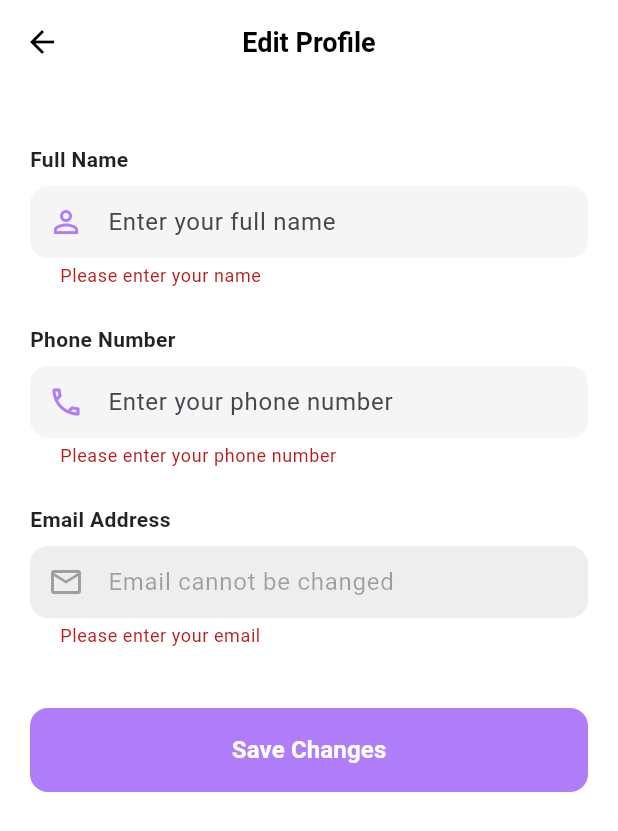
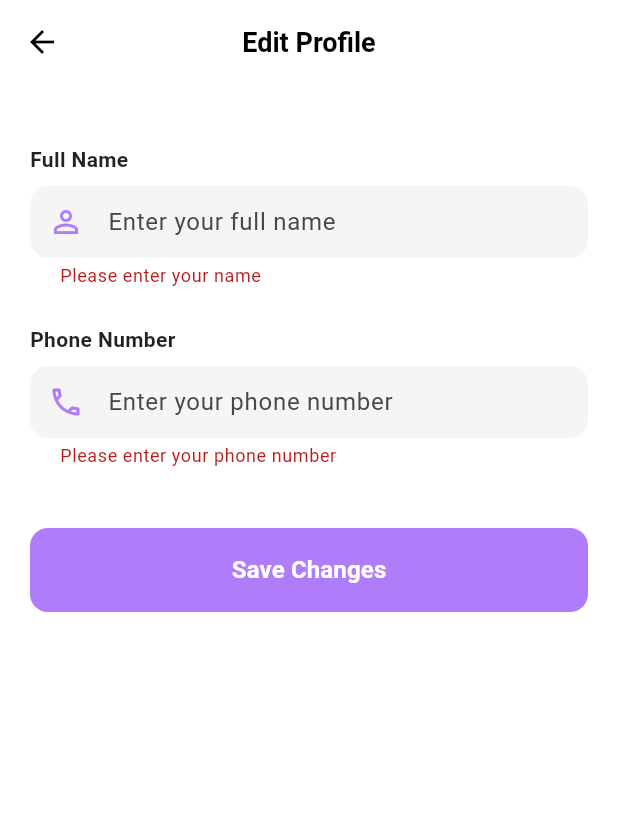
Before and after one commit to Adithyansyam/akshaya-requirements, a Flutter app: the EditProfileScreen screen opened directly, after a tap on "Save Changes", on a phone screen of 412 x 824 dp. Shown: the top 831 px of the screen. Run offline on Flutter 3.47's test engine with Material 3 defaults, Android fonts, the phone set to English and light mode, and no system bars; our stand-ins replace cloud_firestore, firebase_auth, firebase_core; accounts and stored records are empty.

Commit message:
removed email from edit profile

```diff
--- a/lib/screens/edit_profile.dart
+++ b/lib/screens/edit_profile.dart
@@ -13,7 +13,6 @@ class _EditProfileScreenState extends State<EditProfileScreen> {
   final _formKey = GlobalKey<FormState>();
   final _nameController = TextEditingController();
   final _phoneController = TextEditingController();
-  final _emailController = TextEditingController();
 
   final user = FirebaseAuth.instance.currentUser;
   bool isLoading = true;
@@ -38,12 +37,10 @@ class _EditProfileScreenState extends State<EditProfileScreen> {
           setState(() {
             _nameController.text = data?['name'] ?? '';
             _phoneController.text = data?['phoneNumber'] ?? '';
-            _emailController.text = data?['email'] ?? user?.email ?? '';
             isLoading = false;
           });
         } else {
           setState(() {
-            _emailController.text = user?.email ?? '';
             isLoading = false;
           });
         }
@@ -108,7 +105,6 @@ class _EditProfileScreenState extends State<EditProfileScreen> {
   void dispose() {
     _nameController.dispose();
     _phoneController.dispose();
-    _emailController.dispose();
     super.dispose();
   }
 
@@ -239,60 +235,6 @@ class _EditProfileScreenState extends State<EditProfileScreen> {
                       },
                     ),
 
-                    const SizedBox(height: 24),
-
-                    // Email Field
-                    const Text(
-                      'Email Address',
-                      style: TextStyle(
-                        fontSize: 14,
-                        fontWeight: FontWeight.w600,
-                        color: Colors.black87,
-                      ),
-                    ),
-                    const SizedBox(height: 8),
-                    TextFormField(
-                      controller: _emailController,
-                      enabled: false, // Make email read-only
-                      keyboardType: TextInputType.emailAddress,
-                      decoration: InputDecoration(
-                        hintText: 'Email cannot be changed',
-                        filled: true,
-                        fillColor: Colors.grey[200],
-                        border: OutlineInputBorder(
-                          borderRadius: BorderRadius.circular(12),
-                          borderSide: BorderSide.none,
-                        ),
-                        enabledBorder: OutlineInputBorder(
-                          borderRadius: BorderRadius.circular(12),
-                          borderSide: BorderSide.none,
-                        ),
-                        disabledBorder: OutlineInputBorder(
-                          borderRadius: BorderRadius.circular(12),
-                          borderSide: BorderSide.none,
-                        ),
-                        focusedBorder: OutlineInputBorder(
-                          borderRadius: BorderRadius.circular(12),
-                          borderSide: const BorderSide(
-                            color: Color(0xFFB07DFA),
-                            width: 2,
-                          ),
-                        ),
-                        prefixIcon: const Icon(
-                          Icons.email_outlined,
-                          color: Colors.grey,
-                        ),
-                      ),
-                      validator: (value) {
-                        if (value == null || value.trim().isEmpty) {
-                          return 'Please enter your email';
-                        }
-                        if (!value.contains('@')) {
-                          return 'Please enter a valid email';
-                        }
-                        return null;
-                      },
-                    ),
 
                     const SizedBox(height: 40),
 
```
